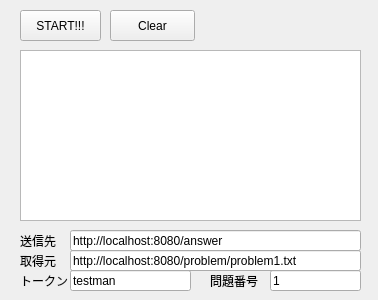
This is slave/slave.ui in tnct-spc/procon2015 as Qt 5 draws it before an edit. The edited form follows.
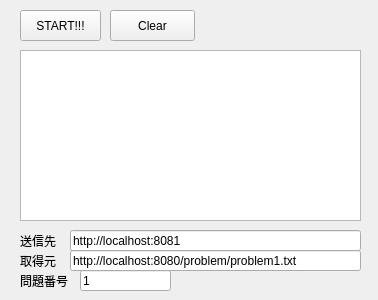
This is the edited form.

What changed in the file:
```diff
--- a/slave/slave.ui
+++ b/slave/slave.ui
@@ -36,7 +36,7 @@
     </rect>
    </property>
    <property name="text">
-    <string>http://localhost:8080/answer</string>
+    <string>http://localhost:8081</string>
    </property>
   </widget>
   <widget class="QLineEdit" name="get_line_edit">
@@ -78,36 +78,10 @@
     <string>送信先</string>
    </property>
   </widget>
-  <widget class="QLineEdit" name="token_line_edit">
-   <property name="geometry">
-    <rect>
-     <x>70</x>
-     <y>270</y>
-     <width>121</width>
-     <height>21</height>
-    </rect>
-   </property>
-   <property name="text">
-    <string>testman</string>
-   </property>
-  </widget>
-  <widget class="QLabel" name="label_5">
-   <property name="geometry">
-    <rect>
-     <x>20</x>
-     <y>270</y>
-     <width>51</width>
-     <height>21</height>
-    </rect>
-   </property>
-   <property name="text">
-    <string>トークン</string>
-   </property>
-  </widget>
   <widget class="QLineEdit" name="prob_num_line_edit">
    <property name="geometry">
     <rect>
-     <x>270</x>
+     <x>80</x>
      <y>270</y>
      <width>91</width>
      <height>21</height>
@@ -120,9 +94,9 @@
   <widget class="QLabel" name="label_6">
    <property name="geometry">
     <rect>
-     <x>210</x>
+     <x>20</x>
      <y>270</y>
-     <width>51</width>
+     <width>71</width>
      <height>21</height>
     </rect>
    </property>
```
